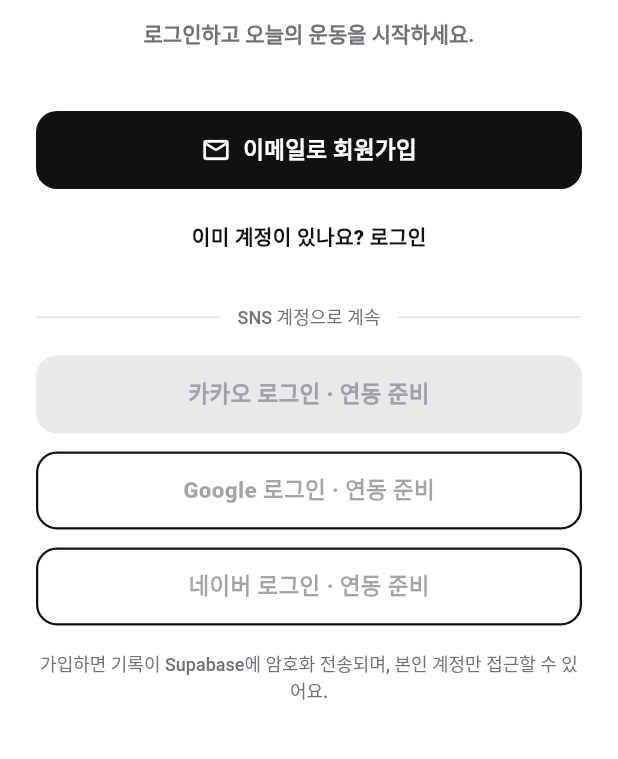
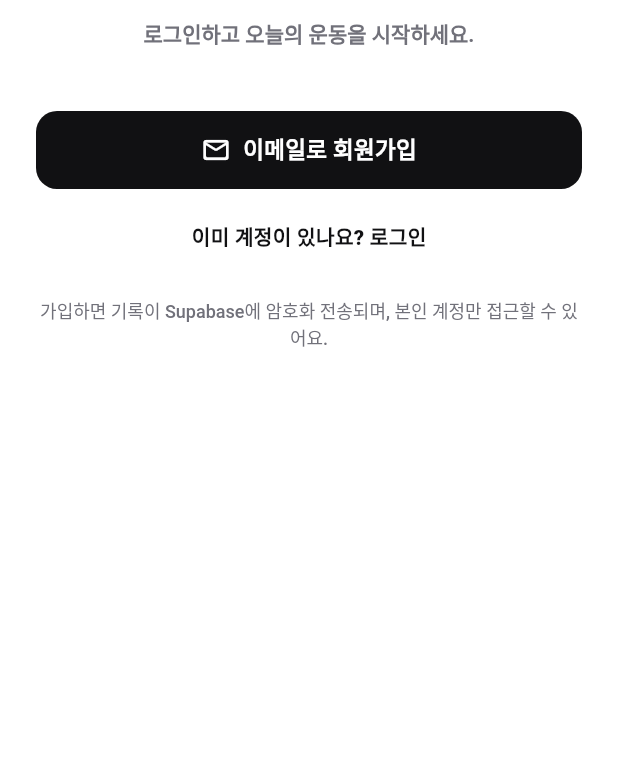
Before and after one commit to develop-para/setflow-app, a Flutter app: the screen it shows after launch, item 5 of the bottom bar chosen, after a tap on "로그인", on a phone screen of 412 x 824 dp, the part 153-912 px from its top. Run offline on Flutter 3.47's test engine with Material 3 defaults, Android fonts, the phone set to English and light mode, and no system bars; our stand-ins replace app_links, hive_ce_flutter, image_picker, share_plus, supabase_flutter; accounts and stored records are empty; Roboto replaces fonts that are missing (Pretendard); project files that could hold a hidden picture were left out.

Commit message:
fix(auth): hide social sign-in buttons until the provider actually works
카카오·구글·네이버 버튼이 "연동 준비" 라벨로 비활성 상태로 떠 있었다. 눌러도 아무 일이
안 일어나는 버튼은 아무것도 가르쳐주지 않고 실패할 탭만 유도한다.

- 설정된 provider만 렌더링한다. 하나도 없으면 버튼도, 그걸 소개하는 "SNS 계정으로 계속"
  구분선도 통째로 사라진다. 현재 Supabase에서 provider가 전부 꺼져 있어 아무것도 안 뜬다.
- 하드코딩이 아니라 `isConfigured` 기반이라, 나중에 provider를 켜면 코드 수정 없이
  버튼이 다시 나타난다. 그게 실제로 되는지 테스트로 잠갔다 —
  안 그러면 "숨김"이 "영영 사라짐"이 될 수 있다.

analyze 이슈 0, flutter test 342 통과.

Co-Authored-By: Claude Opus 5 <noreply@anthropic.com>

```diff
--- a/lib/screens/welcome_screen.dart
+++ b/lib/screens/welcome_screen.dart
@@ -99,67 +99,10 @@ class _WelcomeScreenState extends State<WelcomeScreen> {
                     : () => _openEmailAuth(EmailAuthMode.signIn),
                 child: const Text('이미 계정이 있나요? 로그인'),
               ),
-              const SizedBox(height: SetflowSpacing.xl),
-              Row(
-                children: [
-                  Expanded(
-                    child: Divider(color: Theme.of(context).dividerColor),
-                  ),
-                  const Padding(
-                    padding: EdgeInsets.symmetric(
-                      horizontal: SetflowSpacing.md,
-                    ),
-                    child: Text(
-                      'SNS 계정으로 계속',
-                      style: TextStyle(
-                        fontSize: 12,
-                        color: SetflowColors.secondaryText,
-                      ),
-                    ),
-                  ),
-                  Expanded(
-                    child: Divider(color: Theme.of(context).dividerColor),
-                  ),
-                ],
-              ),
-              const SizedBox(height: SetflowSpacing.lg),
-              AppButton(
-                label: authService.isConfigured(SocialLoginProvider.kakao)
-                    ? '카카오로 계속'
-                    : '카카오 로그인 · 연동 준비',
-                onPressed:
-                    isSubmitting ||
-                        !authService.isConfigured(SocialLoginProvider.kakao)
-                    ? null
-                    : () => _startSocialLogin(SocialLoginProvider.kakao),
-                variant: AppButtonVariant.tonal,
-                isLoading: isSubmitting && awaitingOAuth,
-              ),
-              const SizedBox(height: 12),
-              AppButton(
-                label: authService.isConfigured(SocialLoginProvider.google)
-                    ? 'Google로 계속'
-                    : 'Google 로그인 · 연동 준비',
-                onPressed:
-                    isSubmitting ||
-                        !authService.isConfigured(SocialLoginProvider.google)
-                    ? null
-                    : () => _startSocialLogin(SocialLoginProvider.google),
-                variant: AppButtonVariant.outlined,
-                isLoading: isSubmitting && awaitingOAuth,
-              ),
-              const SizedBox(height: 12),
-              AppButton(
-                label: authService.isConfigured(SocialLoginProvider.naver)
-                    ? '네이버로 계속'
-                    : '네이버 로그인 · 연동 준비',
-                onPressed:
-                    isSubmitting ||
-                        !authService.isConfigured(SocialLoginProvider.naver)
-                    ? null
-                    : () => _startSocialLogin(SocialLoginProvider.naver),
-                variant: AppButtonVariant.outlined,
-              ),
+              // Only providers that can actually complete a sign-in appear.
+              // A disabled button teaches nothing and invites a tap that fails;
+              // when a provider is enabled these show up on their own.
+              ..._socialSection(context),
               const SizedBox(height: SetflowSpacing.lg),
               const Text(
                 '가입하면 기록이 Supabase에 암호화 전송되며, 본인 계정만 접근할 수 있어요.',
@@ -175,6 +118,54 @@ class _WelcomeScreenState extends State<WelcomeScreen> {
         ),
       ),
     );
+  }
+
+  /// The divider plus one button per configured provider — or nothing at all.
+  ///
+  /// `isConfigured` is false unless the provider is switched on for this build
+  /// *and* registered in the backend, so an empty list here means social
+  /// sign-in genuinely cannot work yet.
+  List<Widget> _socialSection(BuildContext context) {
+    const providers = <(SocialLoginProvider, String, AppButtonVariant)>[
+      (SocialLoginProvider.kakao, '카카오로 계속', AppButtonVariant.tonal),
+      (SocialLoginProvider.google, 'Google로 계속', AppButtonVariant.outlined),
+      (SocialLoginProvider.naver, '네이버로 계속', AppButtonVariant.outlined),
+    ];
+    final available = providers
+        .where((provider) => authService.isConfigured(provider.$1))
+        .toList();
+    if (available.isEmpty) return const [];
+
+    return [
+      const SizedBox(height: SetflowSpacing.xl),
+      Row(
+        children: [
+          Expanded(child: Divider(color: Theme.of(context).dividerColor)),
+          const Padding(
+            padding: EdgeInsets.symmetric(horizontal: SetflowSpacing.md),
+            child: Text(
+              'SNS 계정으로 계속',
+              style: TextStyle(
+                fontSize: 12,
+                color: SetflowColors.secondaryText,
+              ),
+            ),
+          ),
+          Expanded(child: Divider(color: Theme.of(context).dividerColor)),
+        ],
+      ),
+      const SizedBox(height: SetflowSpacing.lg),
+      for (final (provider, label, variant) in available) ...[
+        AppButton(
+          key: ValueKey('social-${provider.name}'),
+          label: label,
+          onPressed: isSubmitting ? null : () => _startSocialLogin(provider),
+          variant: variant,
+          isLoading: isSubmitting && awaitingOAuth,
+        ),
+        const SizedBox(height: 12),
+      ],
+    ];
   }
 
   Future<void> _openEmailAuth(EmailAuthMode mode) async {
```
Also changed, not shown: 1 other file.
